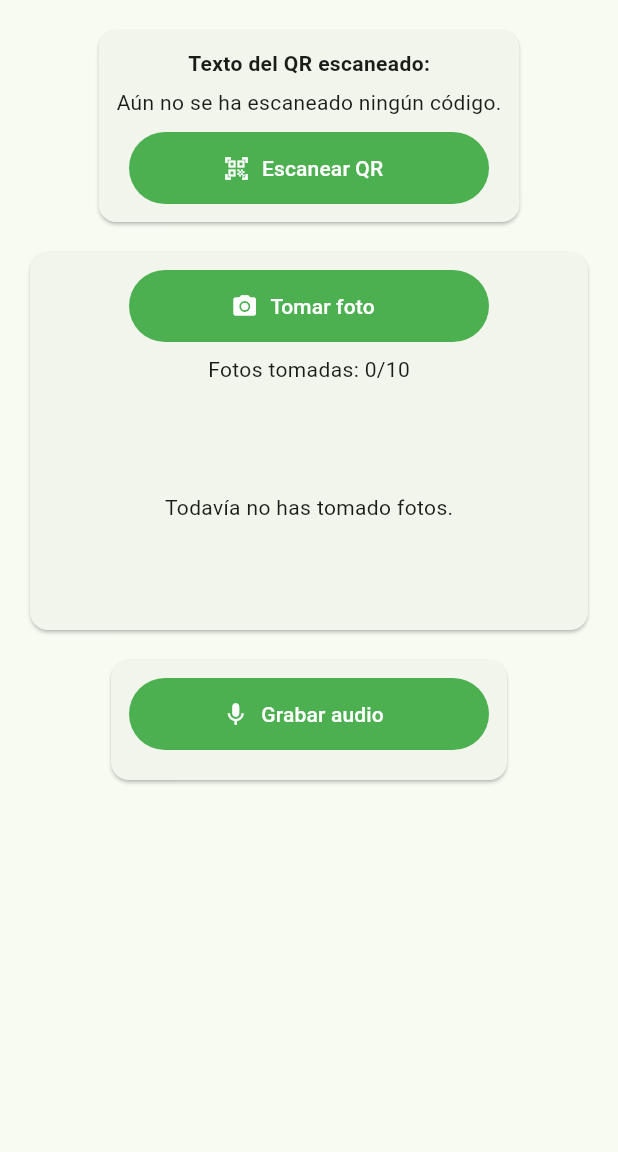
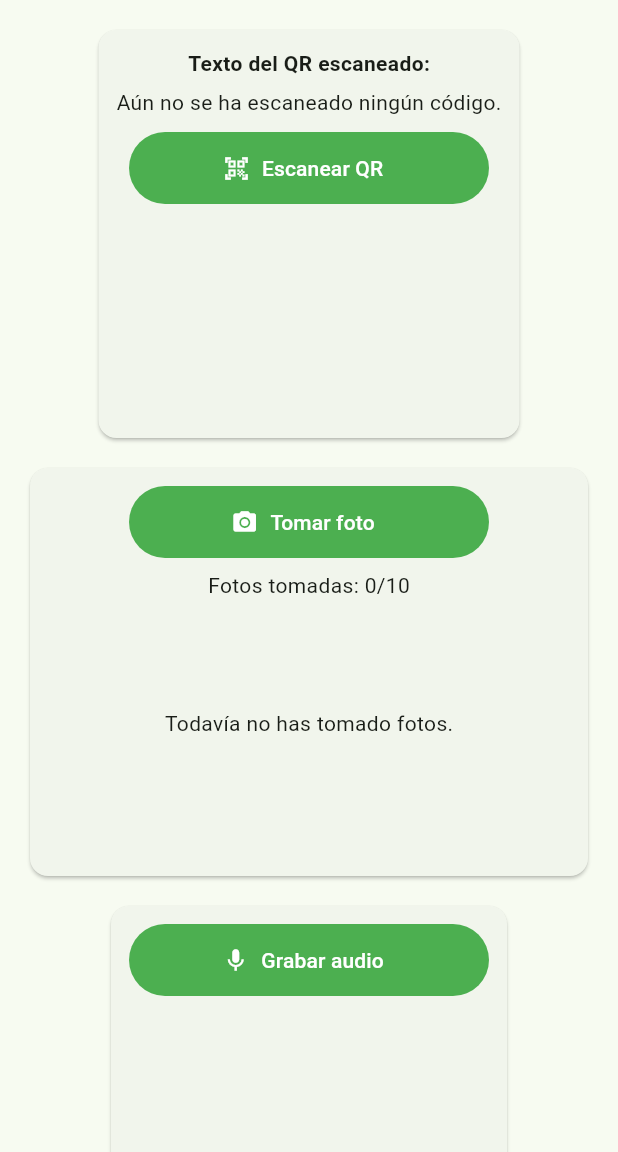
Before and after one commit to IanPortuguez/Traveling-flutter-app, a Flutter app: the screen it shows after launch, on a phone screen of 412 x 824 dp, the part 84-1236 px from its top. Run offline on Flutter 3.47's test engine with Material 3 defaults, Android fonts, the light colour scheme and no system bars; our stand-ins replace audioplayers, flutter_map, geolocator, image_picker, latlong2, qr_flutter; missing offline and left inert: mobile_scanner, record.

Commit message:
feat: unify card sizes and improve audio/name interactions

```diff
--- a/lib/main.dart
+++ b/lib/main.dart
@@ -51,11 +51,32 @@ class _MyHomePageState extends State<MyHomePage> {
   final AudioPlayer _audioPlayer = AudioPlayer();
   final List<String> _photoBase64List = <String>[];
   final List<String> _audioPaths = <String>[];
+  final TextEditingController _receiverNameController = TextEditingController();
+  final RegExp _receiverNamePattern = RegExp(r'^[A-Za-z]+(?: [A-Za-z]+)*$');
   String? _lastQrText;
+  String? _savedReceiverName;
+  String? _currentAudioPath;
   bool _isRecording = false;
+  bool _isAudioPlaying = false;
+
+  static const double _sectionHeight = 280;
+
+  @override
+  void initState() {
+    super.initState();
+    _audioPlayer.onPlayerStateChanged.listen((PlayerState state) {
+      if (!mounted) {
+        return;
+      }
+      setState(() {
+        _isAudioPlaying = state == PlayerState.playing;
+      });
+    });
+  }
 
   @override
   void dispose() {
+    _receiverNameController.dispose();
     _audioRecorder.dispose();
     _audioPlayer.dispose();
     super.dispose();
@@ -150,9 +171,39 @@ class _MyHomePageState extends State<MyHomePage> {
     });
   }
 
-  Future<void> _playAudio(String path) async {
+  Future<void> _togglePlayPauseAudio(String path) async {
+    if (_currentAudioPath == path) {
+      if (_isAudioPlaying) {
+        await _audioPlayer.pause();
+      } else {
+        await _audioPlayer.resume();
+      }
+      return;
+    }
+
+    _currentAudioPath = path;
     await _audioPlayer.stop();
     await _audioPlayer.play(DeviceFileSource(path));
+  }
+
+  void _saveReceiverName() {
+    final String name = _receiverNameController.text.trim();
+    final bool isValid = _receiverNamePattern.hasMatch(name);
+    if (!isValid) {
+      ScaffoldMessenger.of(context).showSnackBar(
+        const SnackBar(
+          content: Text(
+            'Nombre inválido. Usa solo letras y espacios, sin espacios al inicio o final.',
+          ),
+        ),
+      );
+      return;
+    }
+
+    setState(() {
+      _savedReceiverName = name;
+      _receiverNameController.text = name;
+    });
   }
 
   @override
@@ -168,8 +219,10 @@ class _MyHomePageState extends State<MyHomePage> {
           child: Column(
             crossAxisAlignment: CrossAxisAlignment.center,
             children: [
-              Card(
-                child: Padding(
+              SizedBox(
+                height: _sectionHeight,
+                child: Card(
+                  child: Padding(
                   padding: const EdgeInsets.all(12),
                   child: Column(
                     crossAxisAlignment: CrossAxisAlignment.center,
@@ -197,13 +250,17 @@ class _MyHomePageState extends State<MyHomePage> {
                           backgroundColor: Colors.white,
                         ),
                       ],
+                      const Spacer(),
                     ],
                   ),
                 ),
               ),
+              ),
               const SizedBox(height: 12),
-              Card(
-                child: Padding(
+              SizedBox(
+                height: _sectionHeight,
+                child: Card(
+                  child: Padding(
                   padding: const EdgeInsets.all(12),
                   child: Column(
                     crossAxisAlignment: CrossAxisAlignment.center,
@@ -246,13 +303,17 @@ class _MyHomePageState extends State<MyHomePage> {
                                 itemCount: _photoBase64List.length,
                               ),
                       ),
+                      const Spacer(),
                     ],
                   ),
                 ),
               ),
+              ),
               const SizedBox(height: 12),
-              Card(
-                child: Padding(
+              SizedBox(
+                height: _sectionHeight,
+                child: Card(
+                  child: Padding(
                   padding: const EdgeInsets.all(12),
                   child: Column(
                     crossAxisAlignment: CrossAxisAlignment.center,
@@ -280,13 +341,72 @@ class _MyHomePageState extends State<MyHomePage> {
                               title: Text('Audio ${index + 1}'),
                               subtitle: const Text('Grabación guardada'),
                               trailing: IconButton(
-                                onPressed: () => _playAudio(_audioPaths[index]),
-                                icon: const Icon(Icons.play_arrow),
+                                onPressed: () => _togglePlayPauseAudio(_audioPaths[index]),
+                                icon: AnimatedSwitcher(
+                                  duration: const Duration(milliseconds: 250),
+                                  transitionBuilder: (Widget child, Animation<double> animation) {
+                                    return ScaleTransition(scale: animation, child: child);
+                                  },
+                                  child: Icon(
+                                    _currentAudioPath == _audioPaths[index] && _isAudioPlaying
+                                        ? Icons.pause_circle_filled
+                                        : Icons.play_circle_fill,
+                                    key: ValueKey<bool>(
+                                      _currentAudioPath == _audioPaths[index] && _isAudioPlaying,
+                                    ),
+                                  ),
+                                ),
                               ),
                             );
                           },
                         ),
+                      const Spacer(),
                     ],
+                  ),
+                ),
+              ),
+              ),
+              const SizedBox(height: 12),
+              SizedBox(
+                height: _sectionHeight,
+                child: Card(
+                  child: Padding(
+                    padding: const EdgeInsets.all(12),
+                    child: Column(
+                      crossAxisAlignment: CrossAxisAlignment.stretch,
+                      children: [
+                        const Text(
+                          'Nombre del receptor',
+                          style: TextStyle(fontWeight: FontWeight.bold),
+                        ),
+                        const SizedBox(height: 10),
+                        TextField(
+                          controller: _receiverNameController,
+                          enabled: _savedReceiverName == null,
+                          textCapitalization: TextCapitalization.words,
+                          decoration: const InputDecoration(
+                            border: OutlineInputBorder(),
+                            hintText: 'Escribe el nombre',
+                          ),
+                        ),
+                        const SizedBox(height: 10),
+                        Align(
+                          alignment: Alignment.centerLeft,
+                          child: FilledButton.icon(
+                            onPressed: _savedReceiverName == null ? _saveReceiverName : null,
+                            icon: const Icon(Icons.check),
+                            label: const Text('Guardar nombre'),
+                          ),
+                        ),
+                        const SizedBox(height: 10),
+                        Text(
+                          _savedReceiverName == null
+                              ? 'Aún no se ha guardado el nombre.'
+                              : 'Nombre guardado: $_savedReceiverName',
+                        ),
+                        const Spacer(),
+                      ],
+                    ),
                   ),
                 ),
               ),
```
